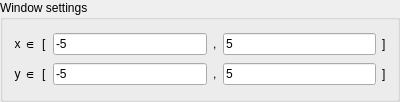
Before: the Qt Designer form WindowSettings.ui in goffrie/grapher, drawn with Qt 5.
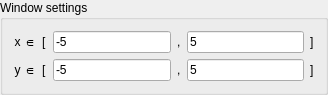
After: the same form once the commit is applied.

```diff
--- a/WindowSettings.ui
+++ b/WindowSettings.ui
@@ -6,8 +6,8 @@
    <rect>
     <x>0</x>
     <y>0</y>
-    <width>400</width>
-    <height>102</height>
+    <width>328</width>
+    <height>84</height>
    </rect>
   </property>
   <property name="sizePolicy">
```
Left out of the diff: 88 changed lines with no effect on the pictures.
